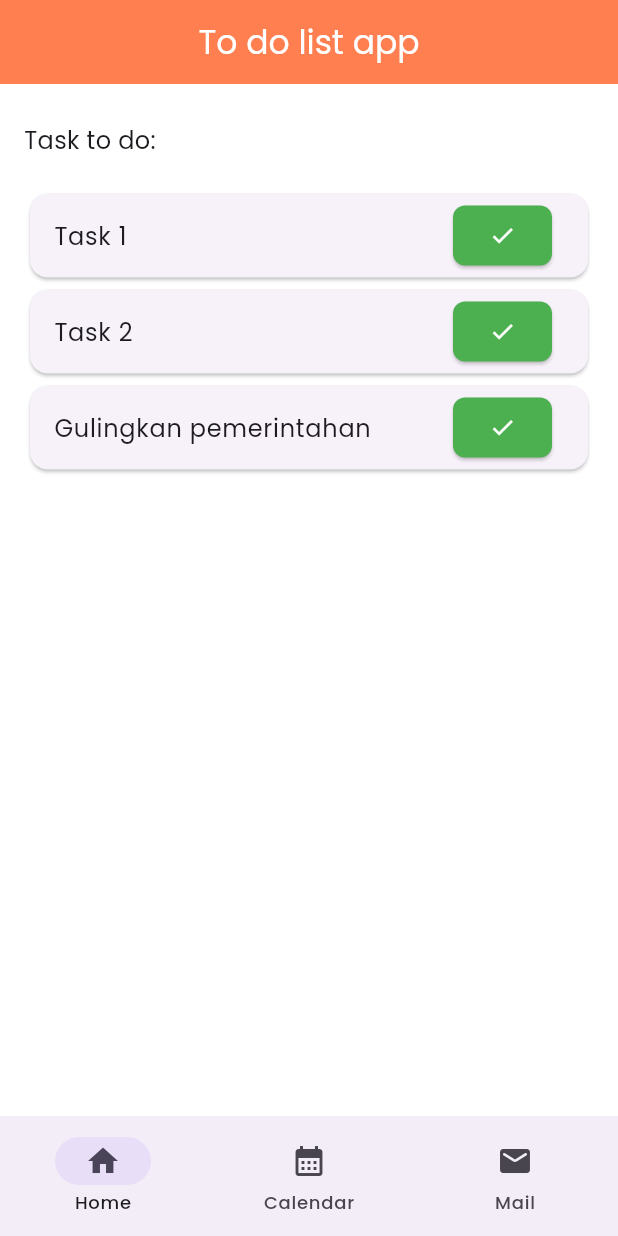
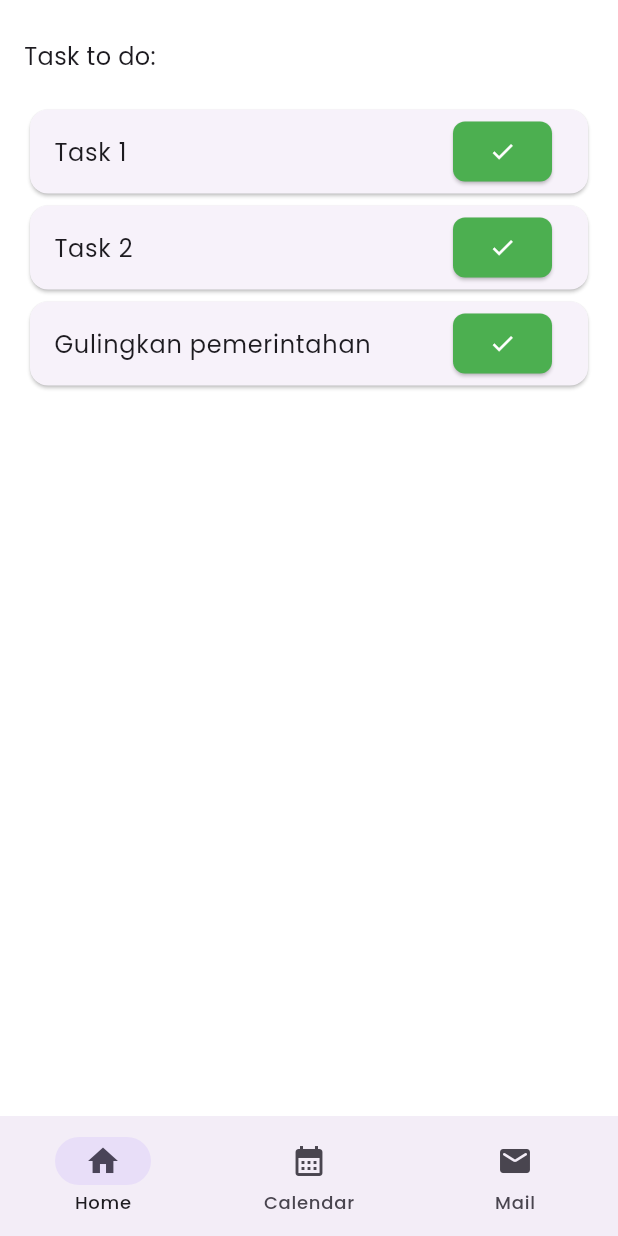
Before and after one commit to AndrewSebastianH/thesis-frontend, a Flutter app: the HomePage screen opened by its route, on a phone screen of 412 x 824 dp. Run offline on Flutter 3.47's test engine with Material 3 defaults, Android fonts, the phone set to English and light mode, and no system bars; our stand-ins replace flutter_dotenv, flutter_otp_text_field, go_router, google_fonts, shared_preferences, table_calendar; accounts and stored records are empty.

Commit message:
feat: UI update for calendar and home page (removed AppBar, changed today text style for calendar age)

```diff
--- a/thesis_frontend/lib/screens/main/home_page.dart
+++ b/thesis_frontend/lib/screens/main/home_page.dart
@@ -146,14 +146,6 @@ class _HomePageState extends State<HomePage> {
     final incompleteTasks = tasks.where((task) => !task['completed']).toList();
 
     return Scaffold(
-      appBar: AppBar(
-        title: const Text(
-          "To do list app",
-          style: TextStyle(color: Colors.white),
-        ),
-        centerTitle: true,
-        backgroundColor: const Color(0xFFFF7F50),
-      ),
       body: Padding(
         padding: const EdgeInsets.all(16.0),
         child: Column(
```
Also changed, not shown: thesis_frontend/lib/screens/main/calendar_page.dart (+13 -6 lines).
